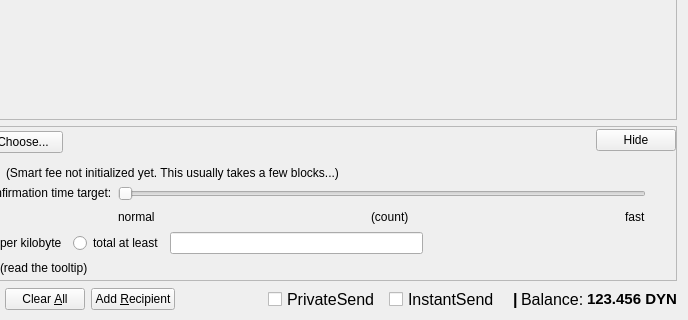
First picture: the form in src/qt/forms/sendcoinsdialog.ui, repository duality-solutions/Dynamic, before the edit; both pictures show x 162 to 850 and y 357 to 677 of the 850 by 677 pixel window.
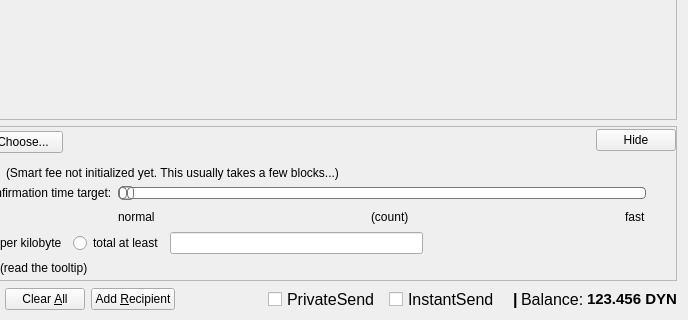
Second picture: the form after the edit. Custom widgets are drawn as their Qt base class.

Commit message: Add sexy sliders

Diff of the .ui file:
```diff
--- a/src/qt/forms/sendcoinsdialog.ui
+++ b/src/qt/forms/sendcoinsdialog.ui
@@ -1060,6 +1060,64 @@
                    </property>
                    <item>
                     <widget class="QSlider" name="sliderSmartFee">
+                     <property name="styleSheet">
+                      <string notr="true">QSlider::groove:horizontal {
+border: 1px solid #bbb;
+background: white;
+height: 10px;
+border-radius: 4px;
+}
+
+QSlider::sub-page:horizontal {
+background: qlineargradient(x1: 0, y1: 0,    x2: 0, y2: 1,
+    stop: 0 #66e, stop: 1 #bbf);
+background: qlineargradient(x1: 0, y1: 0.2, x2: 1, y2: 1,
+    stop: 0 #bbf, stop: 1 #520072);
+border: 1px solid #777;
+height: 10px;
+border-radius: 4px;
+}
+
+QSlider::add-page:horizontal {
+background: #fff;
+border: 1px solid #777;
+height: 10px;
+border-radius: 4px;
+}
+
+QSlider::handle:horizontal {
+background: qlineargradient(x1:0, y1:0, x2:1, y2:1,
+    stop:0 #eee, stop:1 #520072);
+border: 1px solid #777;
+width: 13px;
+margin-top: -2px;
+margin-bottom: -2px;
+border-radius: 4px;
+}
+
+QSlider::handle:horizontal:hover {
+background: qlineargradient(x1:0, y1:0, x2:1, y2:1,
+    stop:0 #fff, stop:1 #ddd);
+border: 1px solid #444;
+border-radius: 4px;
+}
+
+QSlider::sub-page:horizontal:disabled {
+background: #bbb;
+border-color: #999;
+}
+
+QSlider::add-page:horizontal:disabled {
+background: #eee;
+border-color: #999;
+}
+
+QSlider::handle:horizontal:disabled {
+background: #eee;
+border: 1px solid #aaa;
+border-radius: 4px;
+}</string>
+                     </property>
                      <property name="minimum">
                       <number>0</number>
                      </property>
```
Left out of the diff: 2 changed lines with no effect on the pictures. The commit also changes 2 other files.
